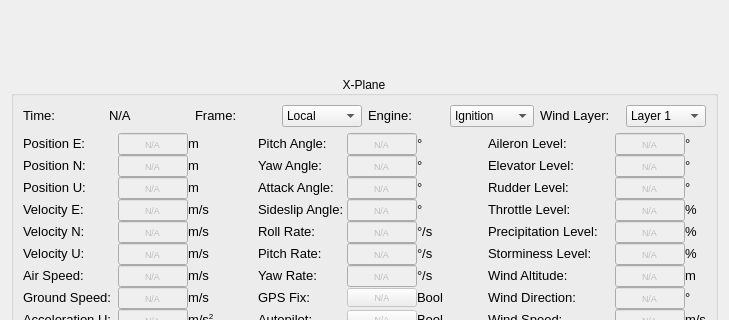
Qt form src/ground_station/src/Widgets/forms/WidgetXPlane.ui (MacProSector/uavEE) before a commit; both pictures show x 0 to 729 and y 0 to 320 of the 729 by 513 pixel window.
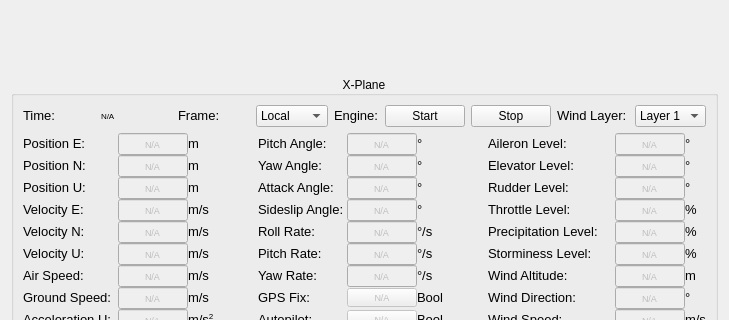
The same form after that commit.

Commit message: Added X-Plane aircraft engine ROS service server to ROS interface and client to configuration manager; Minor changes to X-Plane widget form; Added engine start and stop functions in X-Plane widget and ROS interface;

What changed in the file:
```diff
--- a/src/ground_station/src/Widgets/forms/WidgetXPlane.ui
+++ b/src/ground_station/src/Widgets/forms/WidgetXPlane.ui
@@ -67,11 +67,11 @@
              <widget class="QLabel" name="timeValue">
               <property name="font">
                <font>
-                <pointsize>7</pointsize>
+                <pointsize>6</pointsize>
                </font>
               </property>
               <property name="text">
-               <string>&lt;html&gt;&lt;head/&gt;&lt;body&gt;&lt;p&gt;&lt;span style=&quot; font-size:10pt;&quot;&gt;N/A&lt;/span&gt;&lt;/p&gt;&lt;/body&gt;&lt;/html&gt;</string>
+               <string>&lt;html&gt;&lt;head/&gt;&lt;body&gt;&lt;p&gt;&lt;span style=&quot; font-size:6pt;&quot;&gt;N/A&lt;/span&gt;&lt;/p&gt;&lt;/body&gt;&lt;/html&gt;</string>
               </property>
              </widget>
             </item>
@@ -149,17 +149,17 @@
              </widget>
             </item>
             <item>
-             <widget class="QComboBox" name="engineValue">
-              <item>
+             <widget class="QPushButton" name="engineStartValue">
                <property name="text">
-                <string>Ignition</string>
-               </property>
+               <string>Start</string>
+              </property>
+             </widget>
               </item>
               <item>
+             <widget class="QPushButton" name="engineStopValue">
                <property name="text">
-                <string>Shutdown</string>
-               </property>
-              </item>
+               <string>Stop</string>
+              </property>
              </widget>
             </item>
            </layout>
```
Lines whose indentation alone changed are shown as unchanged. The commit also changes 11 other files.
